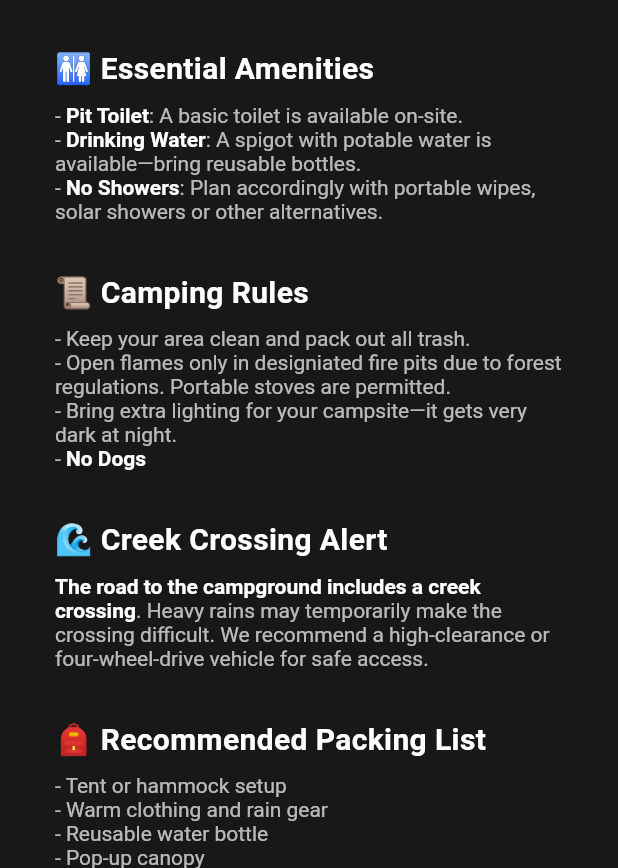
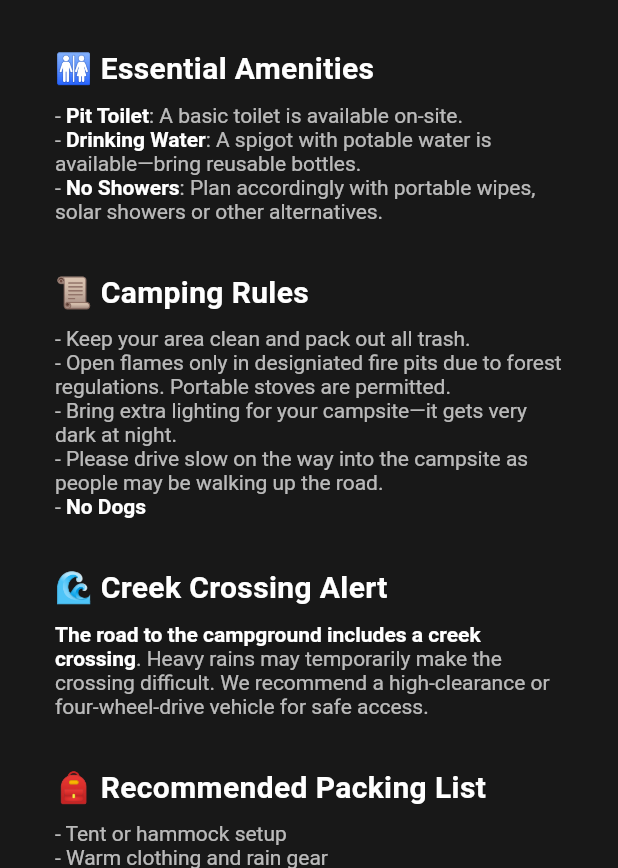
Before and after one commit to Nieman123/pluto, a Flutter app: the CampingInfoPage screen opened by its route, on a phone screen of 412 x 824 dp, the part 368-1236 px from its top. Run offline on Flutter 3.47's test engine with Material 3 defaults, Android fonts, the phone set to English and light mode, and no system bars; our stand-ins replace firebase_analytics, firebase_core, firebase_messaging, flutter_widget_from_html, go_router, scrollable_positioned_list; missing offline and left inert: carousel_slider_plus, dart:html, flutter_glow, flutter_improved_scrolling, foil, sa3_liquid; accounts and stored records are empty; network calls fail; statements that could not run were skipped.

Commit message:
more style updates

```diff
--- a/lib/camping.dart
+++ b/lib/camping.dart
@@ -1,6 +1,8 @@
 import 'package:flutter/material.dart';
+import 'package:flutter_widget_from_html/flutter_widget_from_html.dart';
 import 'package:go_router/go_router.dart';
 import 'package:sa3_liquid/liquid/plasma/plasma.dart';
+import 'package:url_launcher/url_launcher_string.dart';
 
 class CampingInfoPage extends StatelessWidget {
   const CampingInfoPage({Key? key}) : super(key: key);
@@ -75,6 +77,7 @@ class CampingInfoPage extends StatelessWidget {
                             '- Keep your area clean and pack out all trash.\n'
                             '- Open flames only in designiated fire pits due to forest regulations. Portable stoves are permitted.\n'
                             '- Bring extra lighting for your campsite—it gets very dark at night.\n'
+                            '- Please drive slow on the way into the campsite as people may be walking up the road.\n'
                             '- **No Dogs**',
                       ),
                       const SizedBox(height: 16),
@@ -91,8 +94,7 @@ class CampingInfoPage extends StatelessWidget {
                       // Section: Packing List
                       _buildSection(
                         title: '🎒 Recommended Packing List',
-                        content:
-                            '- Tent or hammock setup\n'
+                        content: '- Tent or hammock setup\n'
                             '- Warm clothing and rain gear\n'
                             '- Reusable water bottle\n'
                             '- Pop-up canopy\n'
@@ -100,6 +102,47 @@ class CampingInfoPage extends StatelessWidget {
                             '- Lighting: headlamps, lanterns, or fairy lights\n'
                             '- Portable power bank for devices',
                       ),
+                      const SizedBox(height: 24),
+// Section: Packing List
+                      _buildSection(
+                        title: '🗺️ Directions to campsite',
+                        content: '- Use the button below to open Google Maps\n'
+                            '- **APPLE MAPS WILL TAKE YOU TO THE WRONG PLACE**\n'
+                      ),
+                      const SizedBox(height: 24),
+                      Row(
+                        mainAxisAlignment: MainAxisAlignment.center,
+                        children: [
+                          ElevatedButton(
+                            style: ElevatedButton.styleFrom(
+                              backgroundColor:
+                                  const Color.fromARGB(255, 115, 60, 175),
+                              foregroundColor: Colors.white,
+                            ),
+                            onPressed: () {
+                              launchUrlString(
+                                  "https://maps.app.goo.gl/jr4zsPcM4NntB9yUA");
+                            },
+                            child: const Text('Click to Open in Google Maps'),
+                          ),
+                        ],
+                      ),
+                      const SizedBox(height: 24),
+
+                      const Row(
+                        mainAxisAlignment: MainAxisAlignment.center,
+                        children: [
+                          SizedBox(
+                            height: 300,
+                            child: HtmlWidget(
+                              '''
+                            <iframe src="https://www.google.com/maps/embed?pb=!1m18!1m12!1m3!1d6419.734689571348!2d-82.77775025102153!3d35.22150145833545!2m3!1f0!2f0!3f0!3m2!1i1024!2i768!4f13.1!3m3!1m2!1s0x8859a4555bbaa24d%3A0x6475e958b68744d1!2sKUYKENDALL%20GROUP%20CAMPGROUND!5e1!3m2!1sen!2sus!4v1734319199628!5m2!1sen!2sus" width="600" height="450" style="border:0;" allowfullscreen="" loading="lazy" referrerpolicy="no-referrer-when-downgrade"></iframe>
+                          ''',
+                            ),
+                          ),
+                        ],
+                      ),
+
                       const SizedBox(height: 24),
 
                       // Section: Call to Action
@@ -137,6 +180,7 @@ class CampingInfoPage extends StatelessWidget {
             fontSize: 20,
             fontWeight: FontWeight.bold,
             color: Colors.white,
+            textBaseline: TextBaseline.ideographic,
           ),
         ),
         const SizedBox(height: 8),
@@ -166,7 +210,8 @@ List<TextSpan> _parseMarkdownBold(String text) {
       // Add bold text
       spans.add(TextSpan(
         text: match.group(1), // Extract text between **
-      style: const TextStyle(fontWeight: FontWeight.bold, color: Colors.white),
+        style:
+            const TextStyle(fontWeight: FontWeight.bold, color: Colors.white),
       ));
 
       currentIndex = match.end;
@@ -179,5 +224,4 @@ List<TextSpan> _parseMarkdownBold(String text) {
 
     return spans;
   }
-
 }
--- a/lib/schedule.dart
+++ b/lib/schedule.dart
@@ -118,6 +118,7 @@ class SchedulePage extends StatelessWidget {
         Text(
           day,
           style: const TextStyle(
+            textBaseline: TextBaseline.ideographic,
             fontSize: 22,
             fontWeight: FontWeight.bold,
             color: Colors.white,
--- a/lib/src/home/social_media_bar.dart
+++ b/lib/src/home/social_media_bar.dart
@@ -28,18 +28,17 @@ class SocialMediaBar extends StatelessWidget {
           child: Row(
             children: List.generate(data.length, (int i) {
               return IconButton(
-                  iconSize: 50.0,
                   hoverColor: Colors.transparent,
                   icon: (data[i][1] != '' &&
                           currentSupportedSocialMedia.contains(data[i][1]))
                       ? SocialMediaButton(
                           image: 'assets/home/constant/${data[i][1]}.png',
                           link: data[i][0],
-                          height: height / 2)
+                          height: height * 0.05) // Reduce the height here
                       : SocialMediaButton(
                           image: 'assets/home/constant/link.png',
                           link: data[i][0],
-                          height: height / 2,
+                          height: height * 0.05, // Reduce the height here
                         ),
                   onPressed: () {
                     htmlOpenLink(data[i][0]);
--- a/lib/tabs/home.dart
+++ b/lib/tabs/home.dart
@@ -116,7 +116,7 @@ class _HomePageState extends State<HomePage> {
                         ),
                         Designation(isMobile: false, context: context),
                         SocialMediaBar(
-                          height: height,
+                          height: height / 2,
                         ),
                         About(fontSize: 30),
                       ],
--- a/pubspec.yaml
+++ b/pubspec.yaml
@@ -32,6 +32,7 @@ dependencies:
   go_router: ^14.4.1
   flutter_improved_scrolling: ^0.0.3
   flutter_glow: ^0.3.2
+  flutter_widget_from_html: ^0.15.3
 
 dev_dependencies:
   flutter_test:
```
Also changed, not shown: 1 other file. Lines whose indentation alone changed are shown as unchanged.
